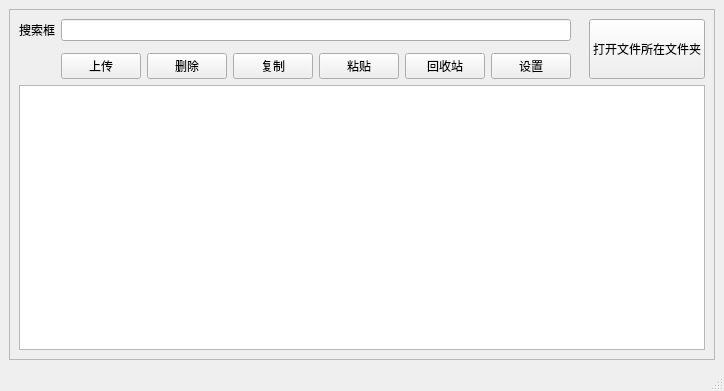
Jojuyn/FileManager, file cell_main.ui: the form before one commit.
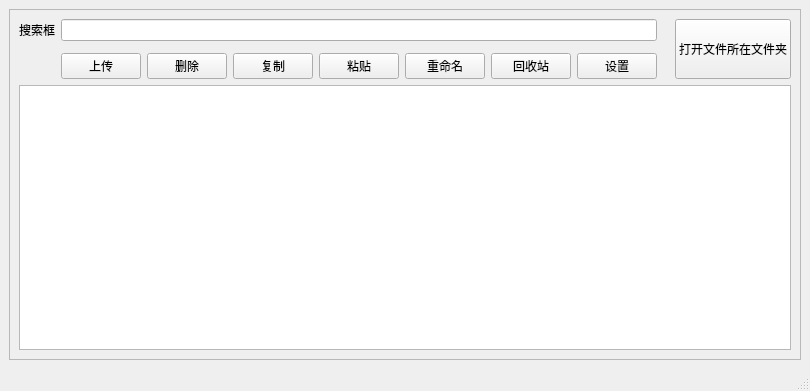
The form after the commit. Icons and pictures are not drawn.

What changed in the file:
```diff
--- a/cell_main.ui
+++ b/cell_main.ui
@@ -6,7 +6,7 @@
    <rect>
     <x>0</x>
     <y>0</y>
-    <width>609</width>
+    <width>732</width>
     <height>391</height>
    </rect>
   </property>
@@ -87,6 +87,13 @@
            </property>
           </widget>
          </item>
+         <item>
+          <widget class="QPushButton" name="renameBtn">
+           <property name="text">
+            <string>重命名</string>
+           </property>
+          </widget>
+         </item>
          <item>
           <widget class="QPushButton" name="trashBtn">
            <property name="text">
```
Left out of the diff: 4 changed lines with no effect on the pictures.
